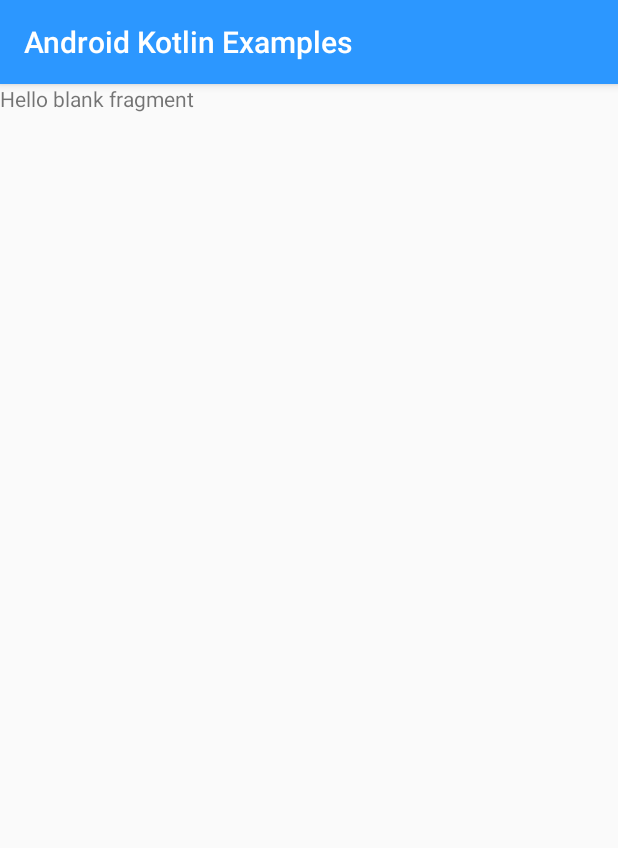
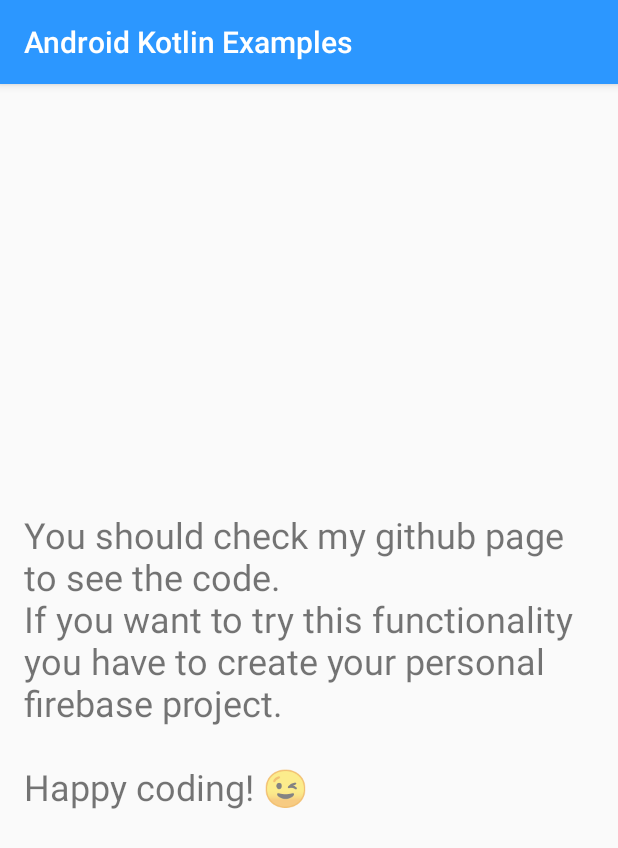
Before and after one commit to ClarkStoro/Android-Kotlin-Examples, an Android app: the fragment FirebaseCloudMessagging shown on its own in the app's theme, on a phone screen of 412 x 824 dp. Shown: the top 848 px of the screen. Run offline under Robolectric (Android 15) with nearby library versions, the phone set to English and light mode, and no system bars; 1 statement that could not run was skipped.

Commit message:
Design modified partially

```diff
--- a/app/src/main/res/layout/fragment_firebase_cloud_messagging.xml
+++ b/app/src/main/res/layout/fragment_firebase_cloud_messagging.xml
@@ -1,14 +1,19 @@
 <?xml version="1.0" encoding="utf-8"?>
-<FrameLayout xmlns:android="http://schemas.android.com/apk/res/android"
-             xmlns:tools="http://schemas.android.com/tools"
-             android:layout_width="match_parent"
-             android:layout_height="match_parent"
-             tools:context=".FCM.FirebaseCloudMessagging">
-
-    <!-- TODO: Update blank fragment layout -->
+<androidx.constraintlayout.widget.ConstraintLayout xmlns:android="http://schemas.android.com/apk/res/android"
+                                                   xmlns:app="http://schemas.android.com/apk/res-auto"
+                                                   xmlns:tools="http://schemas.android.com/tools"
+                                                   android:layout_width="match_parent"
+                                                   android:layout_height="match_parent"
+                                                   tools:context=".FCM.FirebaseCloudMessagging"
+                                                   android:id="@+id/frameLayout" android:layout_marginLeft="16dp"
+                                                   android:layout_marginRight="16dp" android:layout_marginTop="16dp"
+                                                   android:layout_marginBottom="16dp">
     <TextView
-            android:layout_width="match_parent"
-            android:layout_height="match_parent"
-            android:text="@string/hello_blank_fragment"/>
-
-</FrameLayout>
+            android:layout_width="wrap_content"
+            android:layout_height="wrap_content"
+            android:id="@+id/textView3" android:layout_marginTop="8dp"
+            app:layout_constraintTop_toTopOf="parent" app:layout_constraintStart_toStartOf="parent"
+            android:layout_marginStart="8dp" android:layout_marginBottom="8dp"
+            app:layout_constraintBottom_toBottomOf="parent" app:layout_constraintEnd_toEndOf="parent"
+            android:layout_marginEnd="8dp" android:textSize="24sp" android:text="@string/cloud_messaging_guide"/>
+</androidx.constraintlayout.widget.ConstraintLayout>
--- a/app/src/main/res/layout/fragment_home.xml
+++ b/app/src/main/res/layout/fragment_home.xml
@@ -33,7 +33,7 @@
                 app:layout_constraintTop_toBottomOf="@+id/textView5" app:layout_constraintStart_toStartOf="parent"
                 android:layout_marginStart="8dp" app:layout_constraintEnd_toEndOf="parent"
                 android:layout_marginEnd="8dp" android:background="@drawable/my_rounded_button"
-                android:paddingLeft="10dp" android:paddingRight="10dp"/>
+                android:paddingLeft="10dp" android:paddingRight="10dp" android:textColor="@android:color/white"/>
         <ImageView
                 android:src="@mipmap/ic_launcher"
                 android:layout_width="151dp"
--- a/app/src/main/res/layout/users_list_item.xml
+++ b/app/src/main/res/layout/users_list_item.xml
@@ -8,7 +8,7 @@
     <TextView
             android:text="TextView"
             android:layout_width="match_parent"
-            android:layout_height="wrap_content" android:id="@+id/txtProductName" android:background="#00ff00"
+            android:layout_height="wrap_content" android:id="@+id/txtProductName"
             android:textSize="24sp"
             android:paddingTop="5dp"
             android:paddingBottom="5dp"
--- a/app/src/main/res/values/strings.xml
+++ b/app/src/main/res/values/strings.xml
@@ -18,4 +18,7 @@
         "+" to add a language.
         It will create a new string file where you can place your strings with the same name translated
     </string>
+    <string name="cloud_messaging_guide" translatable="false">
+        You should check my github page to see the code.\nIf you want to try this functionality you have to create your personal firebase project.\n\nHappy coding! 😉
+    </string>
 </resources>
```
Also changed, not shown: app/src/main/res/layout/fragment_ad_mob.xml (+5 -2 lines), app/src/main/res/layout/fragment_array_list.xml (+7 -9 lines), app/src/main/res/layout/fragment_firebase_auth.xml (+4 -3 lines).
